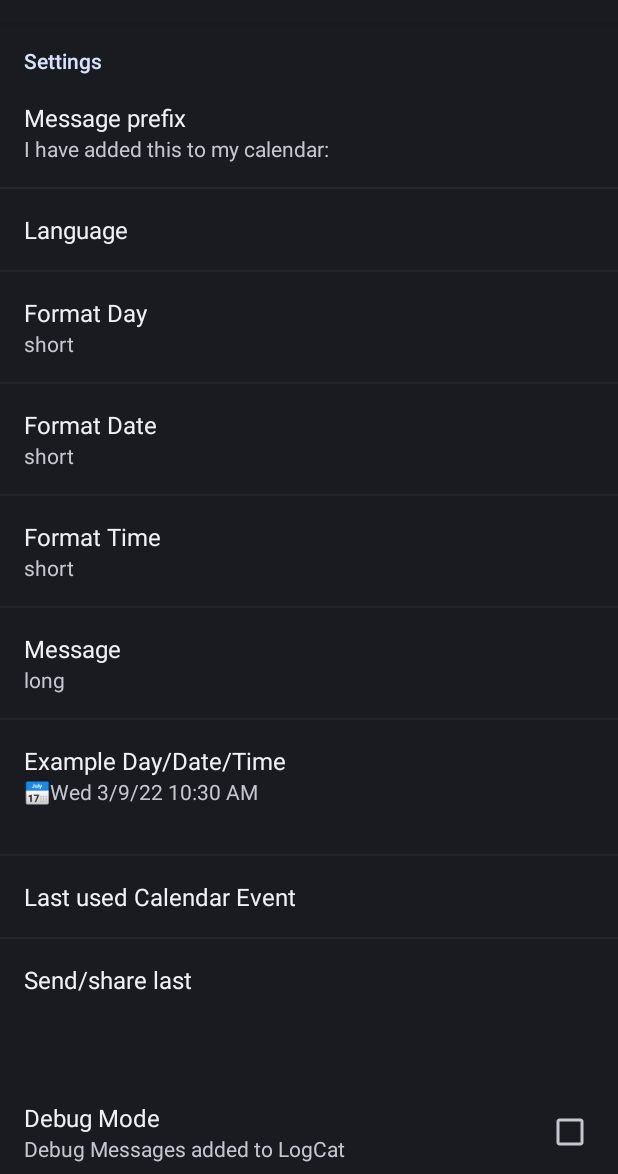
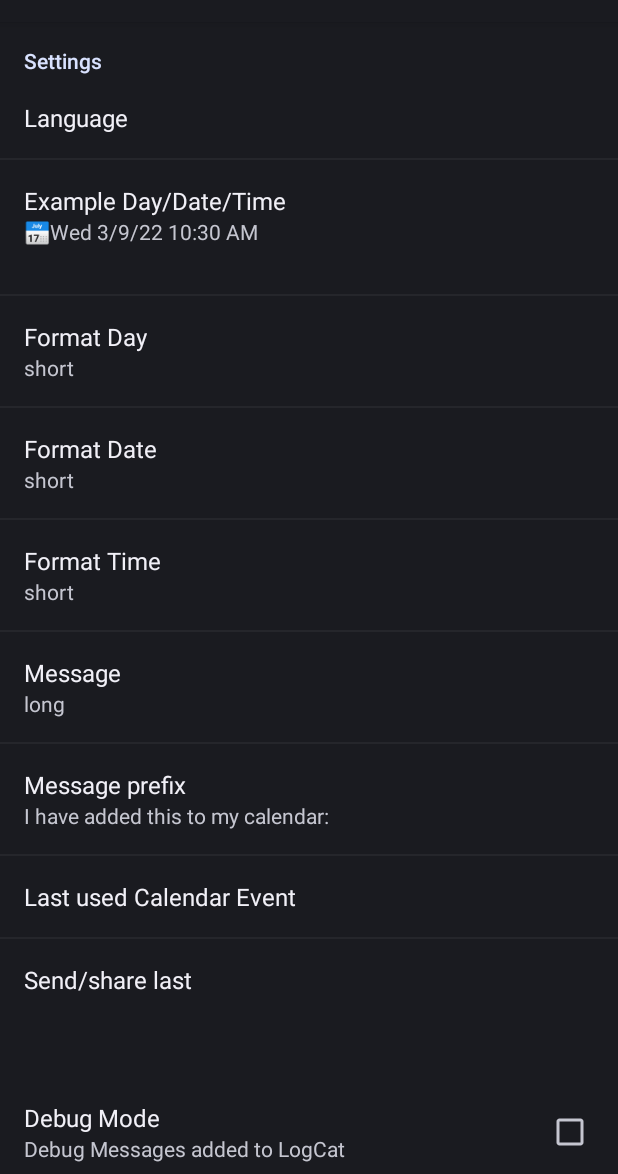
Before and after one commit to k3b/calef, an Android app: the screen it shows after launch (SettingsActivity), on a phone screen of 412 x 824 dp, the part 62-1236 px from its top. Run offline under Robolectric (Android 15) with nearby library versions, the phone set to English and light mode, and no system bars; libraries missing offline, so code that uses them is left out: net.fortuna.ical4j, org.slf4j; 9 statements that could not run were skipped.

Commit message:
Fixed Settings Field-Ordering

```diff
--- a/app/src/main/res/xml/preferences.xml
+++ b/app/src/main/res/xml/preferences.xml
@@ -17,7 +17,7 @@ You should have received a copy of the GNU General Public License along with
 this program. If not, see <http://www.gnu.org/licenses/>
 -->
 
-<!--suppress DeprecatedClassUsageInspection -->
+<!--suppress ALL -->
 <PreferenceScreen xmlns:android="http://schemas.android.com/apk/res/android"
     android:icon="@drawable/calef"
     android:key="preferences">
@@ -50,11 +50,6 @@ this program. If not, see <http://www.gnu.org/licenses/>
         android:title="@string/pref_settings_title">
 
         <!-- Support to change locale at runtime -->
-        <EditTextPreference
-            android:key="mode_message_prefix"
-            android:summary="@string/settings_message_prefix_default"
-            android:title="@string/settings_message_prefix_title" />
-
         <ListPreference
             android:defaultValue=""
             android:entries="@array/pref_locale_names"
@@ -62,6 +57,10 @@ this program. If not, see <http://www.gnu.org/licenses/>
             android:negativeButtonText="@null"
             android:positiveButtonText="@null"
             android:title="@string/settings_locale_title" />
+
+        <Preference
+            android:key="mode_example"
+            android:title="@string/settings_mode_example_title" />
 
         <ListPreference
             android:key="mode_day"
@@ -98,9 +97,10 @@ this program. If not, see <http://www.gnu.org/licenses/>
             android:positiveButtonText="@null"
             android:title="@string/settings_mode_message_title" />
 
-        <Preference
-            android:key="mode_example"
-            android:title="@string/settings_mode_example_title" />
+        <EditTextPreference
+            android:key="mode_message_prefix"
+            android:summary="@string/settings_message_prefix_default"
+            android:title="@string/settings_message_prefix_title" />
 
         <Preference
             android:key="mode_last_example"
```
